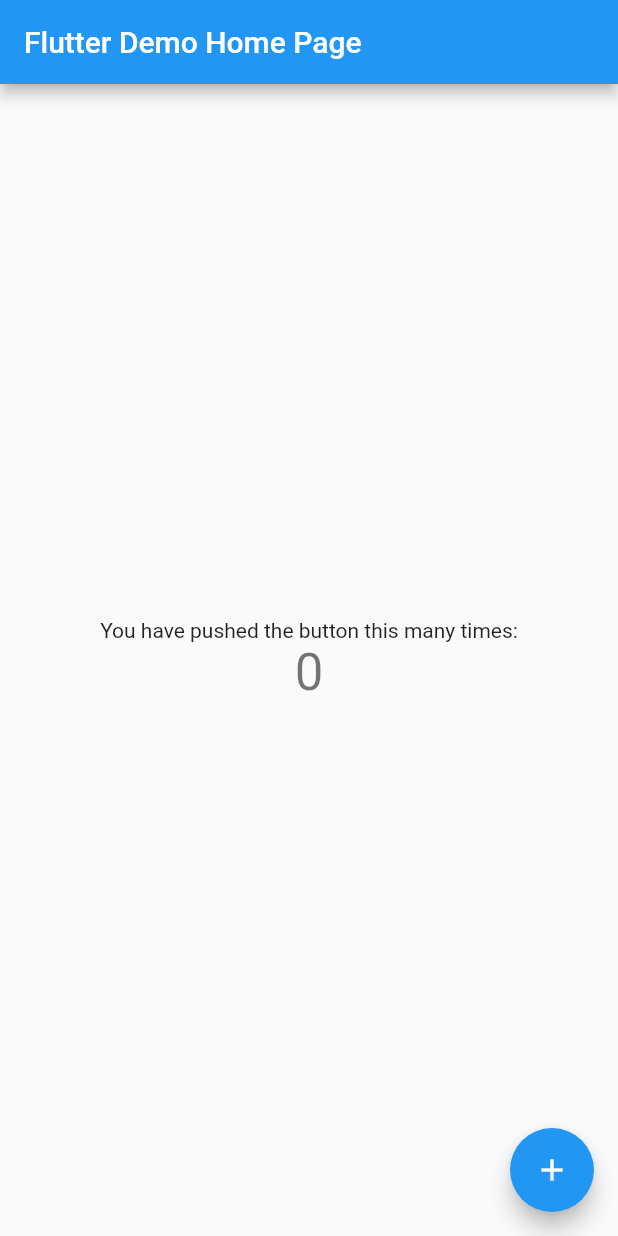
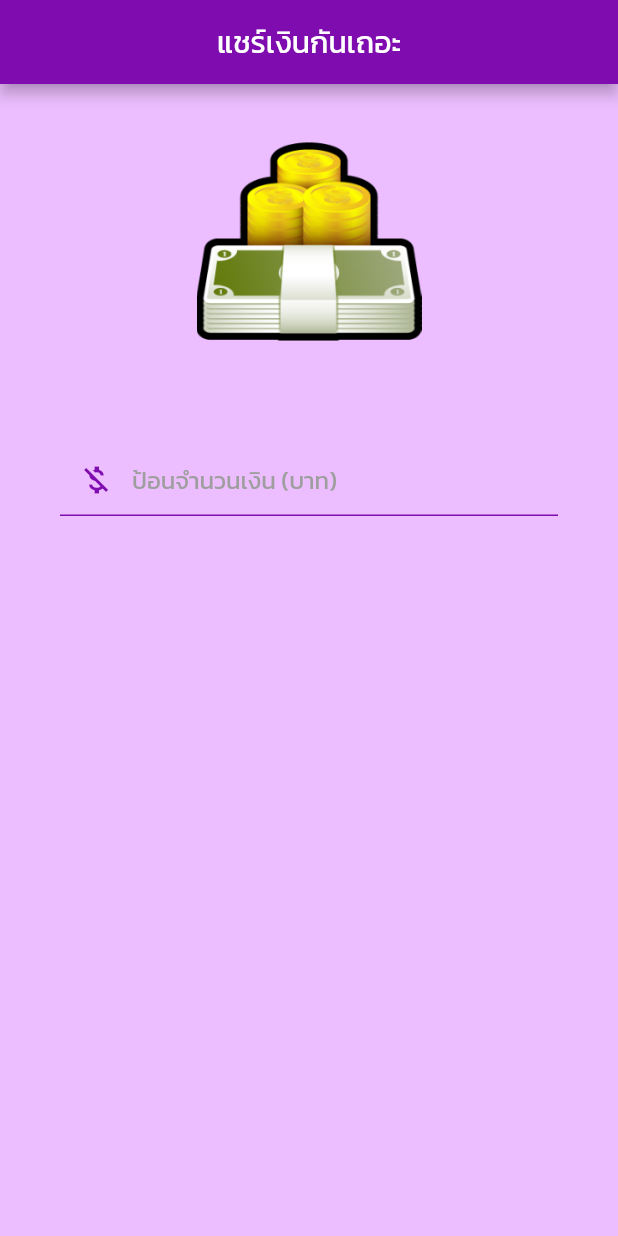
Before and after one commit to kiattisakpromjit/flutter_app_moneyshare, a Flutter app: the screen it shows after launch, on a phone screen of 412 x 824 dp. Run offline on Flutter 3.47's test engine with Material 2 defaults, Android fonts, the phone set to English and light mode, and no system bars.

Commit message:
Code V.3 xxxx yyyyyy

```diff
--- a/analysis_options.yaml
+++ b/analysis_options.yaml
@@ -22,6 +22,7 @@ linter:
   # `// ignore_for_file: name_of_lint` syntax on the line or in the file
   # producing the lint.
   rules:
+    prefer_const_constructors: false
     # avoid_print: false  # Uncomment to disable the `avoid_print` rule
     # prefer_single_quotes: true  # Uncomment to enable the `prefer_single_quotes` rule
 
--- a/lib/main.dart
+++ b/lib/main.dart
@@ -1,115 +1,14 @@
 import 'package:flutter/material.dart';
+import 'package:flutter_app_moneyshare/views/moneyshare_ui.dart';
 
 void main() {
-  runApp(const MyApp());
+  runApp(
+    MaterialApp(
+      debugShowCheckedModeBanner: false,
+      home: MoneyshareUI(),
+      theme: ThemeData(
+        fontFamily: 'Kanit',
+      ),
+    ),
+  );
 }
-
-class MyApp extends StatelessWidget {
-  const MyApp({Key? key}) : super(key: key);
-
-  // This widget is the root of your application.
-  @override
-  Widget build(BuildContext context) {
-    return MaterialApp(
-      title: 'Flutter Demo',
-      theme: ThemeData(
-        // This is the theme of your application.
-        //
-        // Try running your application with "flutter run". You'll see the
-        // application has a blue toolbar. Then, without quitting the app, try
-        // changing the primarySwatch below to Colors.green and then invoke
-        // "hot reload" (press "r" in the console where you ran "flutter run",
-        // or simply save your changes to "hot reload" in a Flutter IDE).
-        // Notice that the counter didn't reset back to zero; the application
-        // is not restarted.
-        primarySwatch: Colors.blue,
-      ),
-      home: const MyHomePage(title: 'Flutter Demo Home Page'),
-    );
-  }
-}
-
-class MyHomePage extends StatefulWidget {
-  const MyHomePage({Key? key, required this.title}) : super(key: key);
-
-  // This widget is the home page of your application. It is stateful, meaning
-  // that it has a State object (defined below) that contains fields that affect
-  // how it looks.
-
-  // This class is the configuration for the state. It holds the values (in this
-  // case the title) provided by the parent (in this case the App widget) and
-  // used by the build method of the State. Fields in a Widget subclass are
-  // always marked "final".
-
-  final String title;
-
-  @override
-  State<MyHomePage> createState() => _MyHomePageState();
-}
-
-class _MyHomePageState extends State<MyHomePage> {
-  int _counter = 0;
-
-  void _incrementCounter() {
-    setState(() {
-      // This call to setState tells the Flutter framework that something has
-      // changed in this State, which causes it to rerun the build method below
-      // so that the display can reflect the updated values. If we changed
-      // _counter without calling setState(), then the build method would not be
-      // called again, and so nothing would appear to happen.
-      _counter++;
-    });
-  }
-
-  @override
-  Widget build(BuildContext context) {
-    // This method is rerun every time setState is called, for instance as done
-    // by the _incrementCounter method above.
-    //
-    // The Flutter framework has been optimized to make rerunning build methods
-    // fast, so that you can just rebuild anything that needs updating rather
-    // than having to individually change instances of widgets.
-    return Scaffold(
-      appBar: AppBar(
-        // Here we take the value from the MyHomePage object that was created by
-        // the App.build method, and use it to set our appbar title.
-        title: Text(widget.title),
-      ),
-      body: Center(
-        // Center is a layout widget. It takes a single child and positions it
-        // in the middle of the parent.
-        child: Column(
-          // Column is also a layout widget. It takes a list of children and
-          // arranges them vertically. By default, it sizes itself to fit its
-          // children horizontally, and tries to be as tall as its parent.
-          //
-          // Invoke "debug painting" (press "p" in the console, choose the
-          // "Toggle Debug Paint" action from the Flutter Inspector in Android
-          // Studio, or the "Toggle Debug Paint" command in Visual Studio Code)
-          // to see the wireframe for each widget.
-          //
-          // Column has various properties to control how it sizes itself and
-          // how it positions its children. Here we use mainAxisAlignment to
-          // center the children vertically; the main axis here is the vertical
-          // axis because Columns are vertical (the cross axis would be
-          // horizontal).
-          mainAxisAlignment: MainAxisAlignment.center,
-          children: <Widget>[
-            const Text(
-              'You have pushed the button this many times:',
-            ),
-            Text(
-              '$_counter',
-              style: Theme.of(context).textTheme.headline4,
-            ),
-          ],
-        ),
-      ),
-      floatingActionButton: FloatingActionButton(
-        onPressed: _incrementCounter,
-        tooltip: 'Increment',
-        child: const Icon(Icons.add),
-      ), // This trailing comma makes auto-formatting nicer for build methods.
-    );
-  }
-}
--- /dev/null
+++ b/lib/views/moneyshare_ui.dart
@@ -0,0 +1,69 @@
+import 'package:flutter/material.dart';
+
+class MoneyshareUI extends StatefulWidget {
+  const MoneyshareUI({ Key? key }) : super(key: key);
+
+  @override
+  _MoneyshareUIState createState() => _MoneyshareUIState();
+}
+
+class _MoneyshareUIState extends State<MoneyshareUI> {
+  @override
+  Widget build(BuildContext context) {
+    return Scaffold(
+      backgroundColor: Color(0xFFECBEFF),
+      appBar: AppBar(
+        backgroundColor: Color(0xFF7F0CAE),
+        title: Text(
+          'แชร์เงินกันเถอะ',
+        ),
+        centerTitle: true,
+      ),
+      body: SingleChildScrollView(
+        child: Center(
+          child: Column(
+            children: [
+              SizedBox(
+                height: 30.0,
+              ),
+              Image.asset(
+                'assets/images/banner.png',
+                height: 150.0,
+              ),
+              Padding(
+                padding: const EdgeInsets.only(
+                  left: 40.0,
+                  right: 40.0,
+                  top: 60.0,
+                ),
+                child: TextField(
+                  keyboardType: TextInputType.number,
+                  decoration: InputDecoration(
+                    focusedBorder: UnderlineInputBorder(
+                      borderSide: BorderSide(
+                        color: Color(0xFF7F0CAE),
+                      ),
+                    ),
+                    enabledBorder: UnderlineInputBorder(
+                      borderSide: BorderSide(
+                        color: Color(0xFF7F0CAE),
+                      ),
+                    ),
+                    hintText: 'ป้อนจำนวนเงิน (บาท)',
+                    hintStyle: TextStyle(
+                      color: Colors.grey,
+                    ),
+                    prefixIcon: Icon(
+                      Icons.money_off_csred_sharp,
+                      color: Color(0xFF7F0CAE),
+                    ),
+                  ),
+                ),
+              ),
+            ],
+          ),
+        ),
+      ),
+    );
+  }
+}
--- /dev/null
+++ b/lib/views/show_moneyshare_ui.dart
@@ -0,0 +1,15 @@
+import 'package:flutter/material.dart';
+
+class ShowmoneyshareUI extends StatefulWidget {
+  const ShowmoneyshareUI({ Key? key }) : super(key: key);
+
+  @override
+  _ShowmoneyshareUIState createState() => _ShowmoneyshareUIState();
+}
+
+class _ShowmoneyshareUIState extends State<ShowmoneyshareUI> {
+  @override
+  Widget build(BuildContext context) {
+    return Scaffold();
+  }
+}
```
Also changed, not shown: pubspec.yaml (+9 -6 lines), assets/fonts/Kanit-Bold.ttf (added), assets/fonts/Kanit-Italic.ttf (added), assets/fonts/Kanit-Regular.ttf (added).
